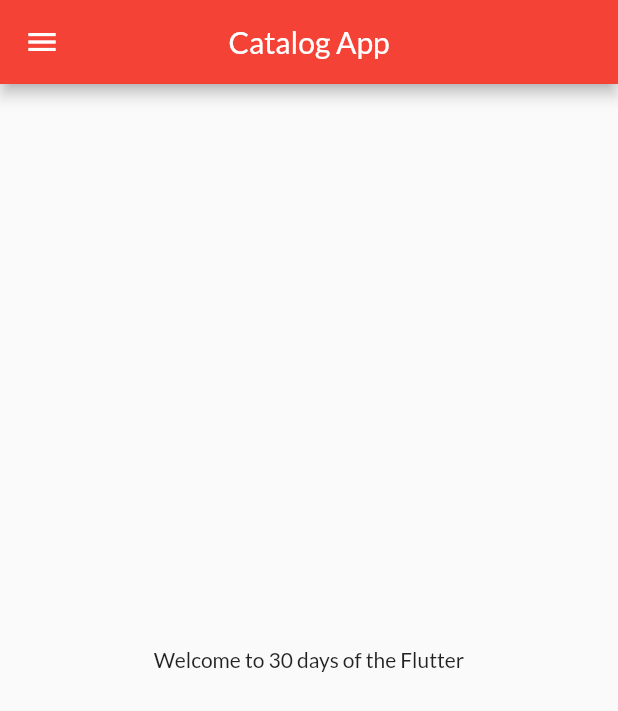
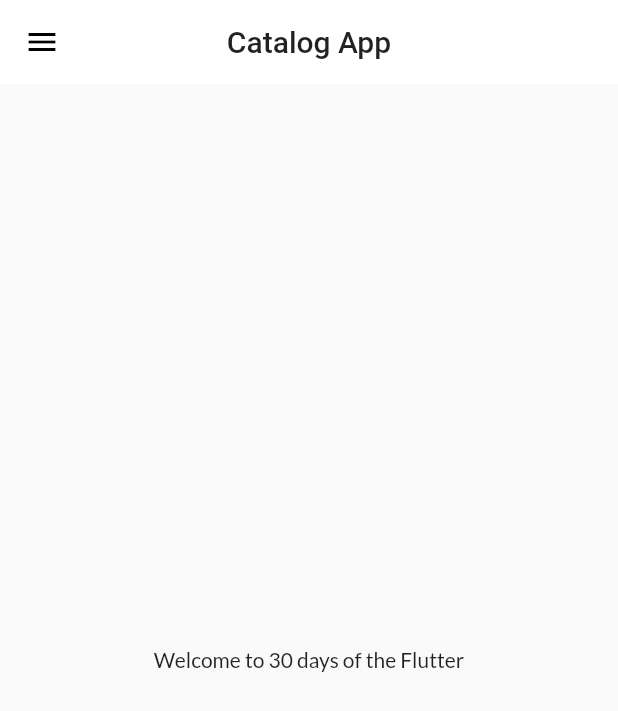
Before and after one commit to manish2807/CatalogApp, a Flutter app: the screen it shows after launch, on a phone screen of 412 x 824 dp. Shown: the top 711 px of the screen. Run offline on Flutter 3.47's test engine with Material 2 defaults, Android fonts, the phone set to English and light mode, and no system bars; our stand-ins replace google_fonts.

Commit message:
Theme extracted

```diff
--- a/lib/main.dart
+++ b/lib/main.dart
@@ -1,8 +1,8 @@
 import 'package:catalog_app/pages/login.dart';
 import 'package:catalog_app/utils/routes.dart';
+import 'package:catalog_app/widgets/themes.dart';
 import 'package:flutter/material.dart';
 import 'package:catalog_app/pages/homepage.dart';
-import 'package:google_fonts/google_fonts.dart';
 
 void main() {
   runApp(MyApp());
@@ -13,11 +13,8 @@ class MyApp extends StatelessWidget {
   Widget build(BuildContext context) {
     return MaterialApp(
       themeMode: ThemeMode.light,
-      theme: ThemeData(
-          primarySwatch: Colors.red, fontFamily: GoogleFonts.lato().fontFamily),
-      darkTheme: ThemeData(
-        brightness: Brightness.dark,
-      ),
+      theme: MyTheme.lightTheme(context),
+      darkTheme: MyTheme.darkTheme(context),
       debugShowCheckedModeBanner: false,
       routes: {
         "/": (context) => Homepage(),
--- /dev/null
+++ b/lib/widgets/themes.dart
@@ -0,0 +1,16 @@
+import 'package:flutter/material.dart';
+import 'package:google_fonts/google_fonts.dart';
+
+class MyTheme {
+  static ThemeData lightTheme(BuildContext context) => ThemeData(
+      primarySwatch: Colors.red,
+      fontFamily: GoogleFonts.lato().fontFamily,
+      appBarTheme: AppBarTheme(
+          color: Colors.white,
+          elevation: 0.0,
+          iconTheme: IconThemeData(color: Colors.black),
+          textTheme: Theme.of(context).textTheme));
+
+  static ThemeData darkTheme(BuildContext context) =>
+      ThemeData(brightness: Brightness.dark);
+}
```
